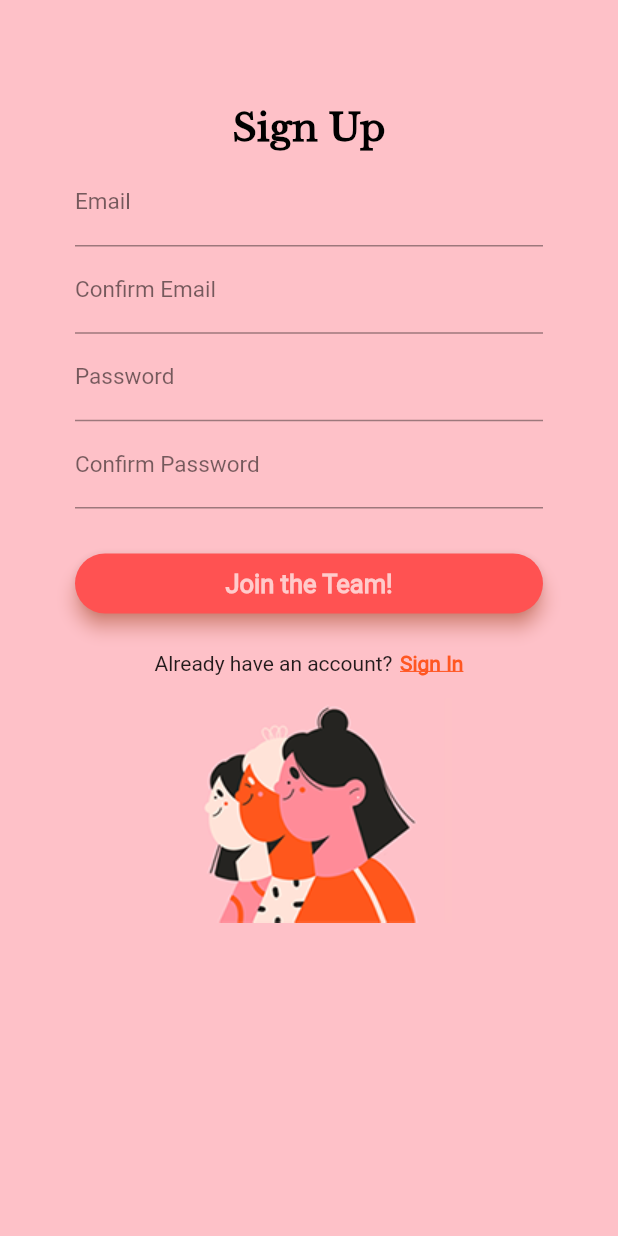
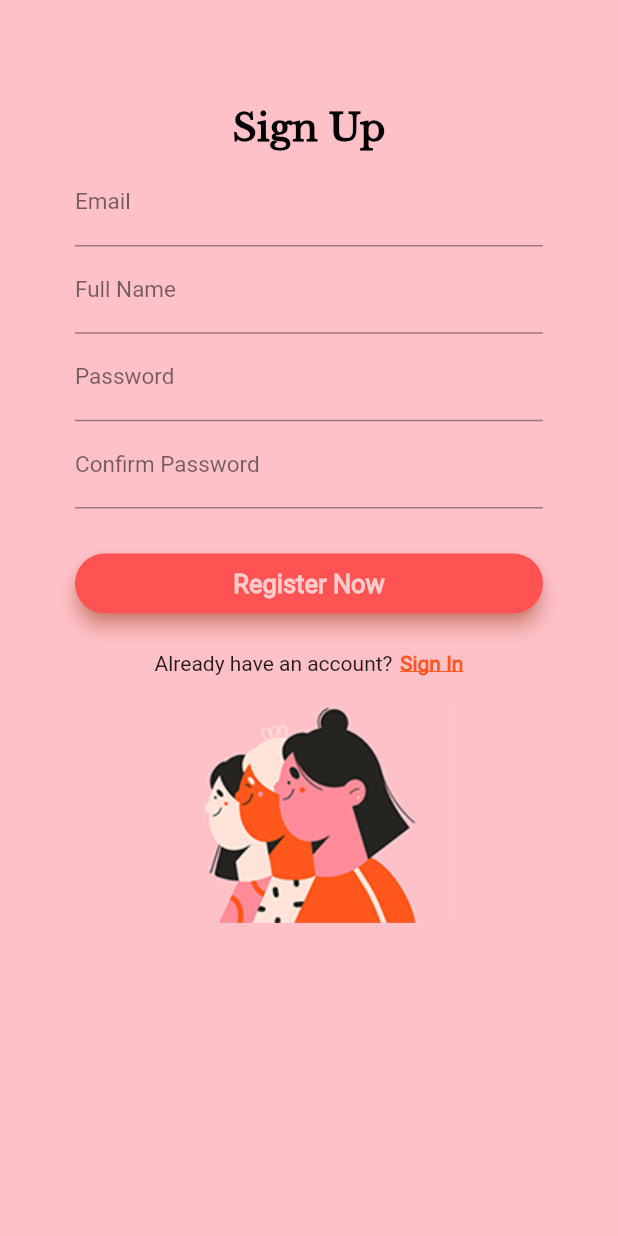
Before and after one commit to peyalrhmn/Family-App, a Flutter app: the screen it shows after launch, after a tap on "Sign Up", on a phone screen of 412 x 824 dp. Run offline on Flutter 3.47's test engine with Material 2 defaults, Android fonts, the phone set to English and light mode, and no system bars; our stand-ins replace firebase_auth, firebase_core, flutter_speed_dial; accounts and stored records are empty.

Commit message:
session done and some other tweaks which I forgot

```diff
--- a/familyappver1/lib/Screens/SignUpPage/parts/body.dart
+++ b/familyappver1/lib/Screens/SignUpPage/parts/body.dart
@@ -66,7 +66,7 @@ class _SignUpState extends State<Body> {
                      });
                    },*/
                   decoration: const InputDecoration(
-                    labelText: 'Confirm Email',
+                    labelText: 'Full Name',
                     labelStyle: TextStyle(
                       fontFamily: 'Roboto',
                       fontWeight: FontWeight.normal,
@@ -125,6 +125,7 @@ class _SignUpState extends State<Body> {
                               email: _email,
                               password: _password,
                           );
+
                         } on FirebaseAuthException catch (e) {
                           if (e.code == 'weak-password') {
                             print('The password provided is too weak.');
@@ -138,7 +139,7 @@ class _SignUpState extends State<Body> {
                       },
                       child: const Center(
                         child: Text(
-                          'Join the Team!',
+                          'Register Now',
                           style: TextStyle(
                             color: Colors.white70,
                             fontFamily: 'Roboto',
--- a/familyappver1/lib/main.dart
+++ b/familyappver1/lib/main.dart
@@ -1,9 +1,13 @@
+import 'package:familyappver1/Authentication/authentication_services.dart';
+import 'package:familyappver1/Screens/LandingPage/parts/body.dart';
+import 'package:firebase_auth/firebase_auth.dart';
 import 'package:flutter/material.dart';
 import 'package:familyappver1/Screens/WelcomePage/mainwelcomepage.dart';
 import 'package:familyappver1/Screens/SignInPage/mainsigninpage.dart';
 import 'package:familyappver1/Screens/SignUpPage/mainsignuppage.dart';
 import 'package:familyappver1/constants.dart';
 import 'package:firebase_core/firebase_core.dart';
+import 'package:provider/provider.dart';
 
 void main() async {
   WidgetsFlutterBinding.ensureInitialized();
@@ -15,14 +19,42 @@ class MyApp extends StatelessWidget {
   // This widget is the root of your application.
   @override
   Widget build(BuildContext context) {
-    return MaterialApp(
-      debugShowCheckedModeBanner: false,
-      title: 'FamApp',
-      theme: ThemeData(
-        primaryColor: kPrimaryColor,
-        scaffoldBackgroundColor: Colors.white,
+    return MultiProvider(
+      providers: [
+        Provider<AuthenticationService>(
+          create: (_)=>AuthenticationService(FirebaseAuth.instance),
+        ),
+        StreamProvider(
+          initialData: null,
+          create: (context)=>context.read<AuthenticationService>().authStateChanges,
+        ),
+      ],
+      child: MaterialApp(
+        debugShowCheckedModeBanner: true,
+        title: 'FamApp',
+        theme: ThemeData(
+          primaryColor: kPrimaryColor,
+          scaffoldBackgroundColor: Colors.white,
+        ),
+        home: AuthenticationWrapper(),
       ),
-      home: WelcomeScreen(),
     );
   }
 }
+class AuthenticationWrapper extends StatelessWidget{
+  const AuthenticationWrapper({
+    Key? key,
+}) : super(key: key);
+
+
+  @override
+  Widget build(BuildContext context) {
+    final firebaseUser = context.watch<User?>();
+
+    if(firebaseUser != null){
+      return LandingPage();
+    }
+    return WelcomeScreen();
+  }
+
+}
--- a/familyappver1/pubspec.yaml
+++ b/familyappver1/pubspec.yaml
@@ -37,6 +37,9 @@ dependencies:
 
   firebase_auth: ^3.3.0
   cloud_firestore: ^3.1.1
+  firebase_core: ^1.10.5
+  flutter_speed_dial: ^4.3.0
+  provider: ^6.0.1
 
 dev_dependencies:
   flutter_test:
```
Also changed, not shown: familyappver1/lib/Authentication/authentication_services.dart (added, +29 -0 lines), familyappver1/lib/Screens/LandingPage/parts/body.dart (+86 -30 lines), familyappver1/lib/Screens/SignInPage/parts/body.dart (+14 -16 lines), familyappver1/pubspec.lock.
